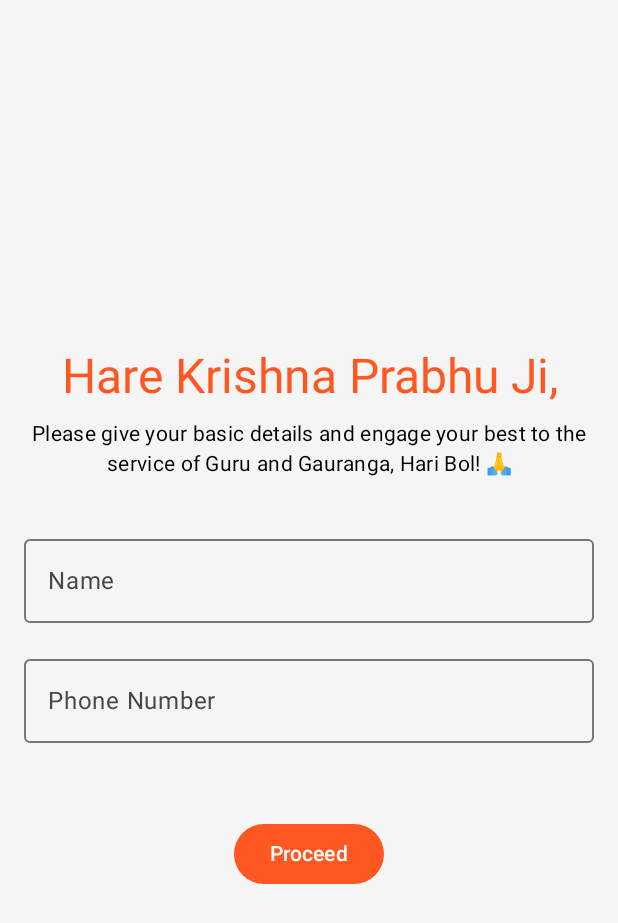
After one commit to badallogical/otp-class, an Android app built with Jetpack Compose: the WelcomeScreen screen opened through its navigation route, on a phone screen of 412 x 824 dp. The commit adds this screen. Shown: the top 923 px of the screen. Run offline under Robolectric (Android 15) with nearby library versions, the phone set to English and light mode, and no system bars.

```diff
--- a/app/build.gradle.kts
+++ b/app/build.gradle.kts
@@ -43,7 +43,7 @@ android {
         compose = true
     }
     composeOptions {
-        kotlinCompilerExtensionVersion = "1.5.1"
+        kotlinCompilerExtensionVersion = "1.5.13"
     }
     packaging {
         resources {
--- a/app/src/main/java/com/example/otp_class_app/MainActivity.kt
+++ b/app/src/main/java/com/example/otp_class_app/MainActivity.kt
@@ -41,12 +41,16 @@ import com.example.otp_class_app.ui.reporting.ReportingScreen
 import com.example.otp_class_app.ui.screens.AttendanceScreen
 import com.example.otp_class_app.ui.theme.Otp_class_appTheme
 import androidx.compose.runtime.LaunchedEffect
+import androidx.compose.runtime.MutableState
+import com.example.otp_class_app.data.api.AttendanceDataStore.getUserData
 import com.example.otp_class_app.data.models.ReportDTO
 import com.example.otp_class_app.screens.StudentFormScreen
+import com.example.otp_class_app.ui.dashboard.WelcomeScreen
 import com.example.otp_class_app.ui.registeration.RegistrationScreen
 import com.example.otp_class_app.ui.registeration.CallingListScreen
 import com.example.otp_class_app.ui.reporting.EditReportScreen
 import com.google.gson.Gson
+import kotlinx.coroutines.flow.first
 
 
 class MainActivity : ComponentActivity() {
@@ -72,15 +76,25 @@ fun MainNavHost(navController: NavHostController = rememberNavController()) {
     val context = LocalContext.current
     var isConnected by remember { mutableStateOf(checkInternetConnection(context)) }
 
+    var startDestination by remember { mutableStateOf("welcome") } // Default to welcome
+    var isUserRegistered by remember { mutableStateOf(false)}
+
     // Use LaunchedEffect to check for internet connectivity when the screen is opened
     LaunchedEffect(Unit) {
+
         isConnected = checkInternetConnection(context)
+        val isRegistered = checkIfUserIsRegistered() // Call your function to check registration
+        startDestination = if (isRegistered) "dashboard" else "welcome"
+        isUserRegistered = true
     }
 
+
+    if( isUserRegistered ) {
         if (isConnected) {
             // Show the main content if connected
-        NavHost(navController = navController, startDestination = "dashboard") {
+            NavHost(navController = navController, startDestination = startDestination) {
                 composable("dashboard") { DashboardScreen(navController) }
+                composable("welcome") { WelcomeScreen(navController) }
                 composable("registration") { RegistrationScreen(navController) }
                 composable("attendance") { AttendanceScreen(navController) }
                 composable("reporting") { ReportingScreen(context, navController) }
@@ -103,8 +117,22 @@ fun MainNavHost(navController: NavHostController = rememberNavController()) {
             // Show NoInternetScreen if not connected
             NoInternetScreen(onRetry = {
                 // Retry connection when the refresh icon is clicked
-            isConnected = checkInternetConnection(context)
+                isConnected = MyApplication.checkInternetConnection()
             })
+        }
+    }
+}
+
+suspend fun checkIfUserIsRegistered(): Boolean {
+   return getUserData().first().let { (name, phone) ->
+        if (name != null && phone != null) {
+            // User is registered
+            true
+        } else {
+            // Handle the case where no user data is found
+            println("User data not found in DataStore.")
+            false
+        }
     }
 }
 
--- a/app/src/main/java/com/example/otp_class_app/data/api/AttendanceDataStore.kt
+++ b/app/src/main/java/com/example/otp_class_app/data/api/AttendanceDataStore.kt
@@ -17,6 +17,10 @@ object AttendanceDataStore {
 
     private val Context.dataStore: DataStore<Preferences> by preferencesDataStore(name = "attendance")
     private val context: Context by lazy { MyApplication.applicationContext() }
+
+    // Define keys for storing user data
+    private val NAME_KEY = stringPreferencesKey("user_name")
+    private val PHONE_KEY = stringPreferencesKey("user_phone")
 
     // Define a key for your attendance map (using JSON String representation)
     private val ATTENDANCE_KEY = stringPreferencesKey("attendance_map")
@@ -99,4 +103,29 @@ object AttendanceDataStore {
         }
     }
 
+    // Function to save name and phone to DataStore
+    suspend fun saveUserData(name: String, phone: String) {
+        context.dataStore.edit { preferences ->
+            preferences[NAME_KEY] = name
+            preferences[PHONE_KEY] = phone
+        }
+    }
+
+    // Function to retrieve name and phone from DataStore
+    fun getUserData(): Flow<Pair<String?, String?>> {
+        return context.dataStore.data.map { preferences ->
+            val name = preferences[NAME_KEY]
+            val phone = preferences[PHONE_KEY]
+            Pair(name, phone)
+        }
+    }
+
+    // Function to clear user data
+    suspend fun clearUserData() {
+        context.dataStore.edit { preferences ->
+            preferences.remove(NAME_KEY)
+            preferences.remove(PHONE_KEY)
+        }
+    }
+
 }
--- a/app/src/main/java/com/example/otp_class_app/data/local/db/StudentDatabase.kt
+++ b/app/src/main/java/com/example/otp_class_app/data/local/db/StudentDatabase.kt
@@ -4,13 +4,17 @@ import android.content.Context
 import androidx.room.Database
 import androidx.room.Room
 import androidx.room.RoomDatabase
+import com.example.otp_class_app.data.local.db.dao.CallingReportDao
 import com.example.otp_class_app.data.local.db.dao.StudentDao
+import com.example.otp_class_app.data.models.CallingReportPOJO
 import com.example.otp_class_app.data.models.StudentDTO
 
-@Database(entities = [StudentDTO::class], version = 1)
+@Database(entities = [StudentDTO::class, CallingReportPOJO::class], version = 1)
 abstract class StudentDatabase : RoomDatabase(){
     // to get dao
     abstract fun getStudentDao(): StudentDao
+
+    abstract fun getCallingReportDao(): CallingReportDao
 
     companion object{
         @Volatile
--- a/app/src/main/java/com/example/otp_class_app/data/local/db/dao/StudentDao.kt
+++ b/app/src/main/java/com/example/otp_class_app/data/local/db/dao/StudentDao.kt
@@ -10,8 +10,10 @@ import com.example.otp_class_app.data.models.StudentPOJO
 
 @Dao
 interface StudentDao {
+
     @Insert(onConflict = OnConflictStrategy.REPLACE)
     suspend fun insert(student: StudentDTO)
+
 
     @Query("""
         SELECT
--- a/app/src/main/java/com/example/otp_class_app/ui/attendance/AttendanceScreen.kt
+++ b/app/src/main/java/com/example/otp_class_app/ui/attendance/AttendanceScreen.kt
@@ -59,7 +59,7 @@ import kotlinx.coroutines.withContext
 
 @RequiresApi(Build.VERSION_CODES.O)
 @Composable
-fun AttendanceScreen(navController: NavController,viewModel: AttendanceViewModel = viewModel() ) {
+fun AttendanceScreen(navController: NavController,viewModel: AttendanceViewModel = viewModel(factory = AttendanceViewModel.Factory) ) {
 
     val uiState by viewModel.uiState.collectAsState()
 
--- /dev/null
+++ b/app/src/main/java/com/example/otp_class_app/ui/dashboard/WelcomeScreen.kt
@@ -0,0 +1,129 @@
+package com.example.otp_class_app.ui.dashboard
+
+import androidx.compose.foundation.background
+import androidx.compose.foundation.layout.Arrangement
+import androidx.compose.foundation.layout.Column
+import androidx.compose.foundation.layout.Spacer
+import androidx.compose.foundation.layout.fillMaxSize
+import androidx.compose.foundation.layout.fillMaxWidth
+import androidx.compose.foundation.layout.height
+import androidx.compose.foundation.layout.padding
+import androidx.compose.foundation.layout.width
+import androidx.compose.foundation.text.KeyboardOptions
+import androidx.compose.material3.Button
+import androidx.compose.material3.MaterialTheme
+import androidx.compose.material3.OutlinedTextField
+import androidx.compose.material3.OutlinedTextFieldDefaults
+import androidx.compose.material3.Text
+import androidx.compose.material3.TextFieldDefaults
+import androidx.compose.runtime.Composable
+import androidx.compose.runtime.getValue
+import androidx.compose.runtime.mutableStateOf
+import androidx.compose.runtime.remember
+import androidx.compose.runtime.setValue
+import androidx.compose.ui.Alignment
+import androidx.compose.ui.Modifier
+import androidx.compose.ui.text.input.KeyboardType
+import androidx.compose.ui.text.style.TextAlign
+import androidx.compose.ui.tooling.preview.Preview
+import androidx.compose.ui.unit.dp
+import androidx.navigation.NavController
+import androidx.navigation.compose.rememberNavController
+import com.example.otp_class_app.data.api.AttendanceDataStore
+import kotlinx.coroutines.CoroutineScope
+import kotlinx.coroutines.Dispatchers
+import kotlinx.coroutines.launch
+import kotlinx.coroutines.withContext
+
+@Composable
+fun WelcomeScreen(navController: NavController) {
+    // State variables for the text fields
+    var name by remember { mutableStateOf("") }
+    var phone by remember { mutableStateOf("") }
+
+    // Background color and padding
+    Column(
+        modifier = Modifier
+            .fillMaxSize()
+            .padding(16.dp)
+            .background(MaterialTheme.colorScheme.background),
+        verticalArrangement = Arrangement.Center,
+        horizontalAlignment = Alignment.CenterHorizontally
+    ) {
+        // Main Heading
+        Text(
+            text = "Hare Krishna Prabhu Ji,",
+            style = MaterialTheme.typography.headlineLarge,
+            color = MaterialTheme.colorScheme.primary,
+            textAlign = TextAlign.Center,
+            modifier = Modifier.padding(bottom = 8.dp)
+        )
+
+        // Subheading
+        Text(
+            text = "Please give your basic details and engage your best to the service of Guru and Gauranga, Hari Bol! 🙏",
+            style = MaterialTheme.typography.bodyMedium,
+            textAlign = TextAlign.Center,
+            modifier = Modifier.padding(bottom = 32.dp)
+        )
+
+        // Name TextField
+        OutlinedTextField(
+            value = name,
+            onValueChange = { name = it },
+            label = { Text("Name") },
+            modifier = Modifier.fillMaxWidth(),
+            singleLine = true,
+            colors = OutlinedTextFieldDefaults.colors(
+                focusedContainerColor = MaterialTheme.colorScheme.surfaceVariant,
+                focusedTextColor = MaterialTheme.colorScheme.onSurface,
+                unfocusedTextColor = MaterialTheme.colorScheme.onSurfaceVariant
+            )
+        )
+
+        Spacer(modifier = Modifier.height(16.dp))
+
+        // Phone TextField
+        OutlinedTextField(
+            value = phone,
+            onValueChange = { phone = it },
+            label = { Text("Phone Number") },
+            modifier = Modifier.fillMaxWidth(),
+            singleLine = true,
+            keyboardOptions = KeyboardOptions(keyboardType = KeyboardType.Phone),
+            colors = OutlinedTextFieldDefaults.colors(
+                focusedContainerColor = MaterialTheme.colorScheme.surfaceVariant,
+                focusedTextColor = MaterialTheme.colorScheme.onSurface,
+                unfocusedTextColor = MaterialTheme.colorScheme.onSurfaceVariant
+            )
+        )
+
+        Spacer(modifier = Modifier.height(50.dp))
+
+        // Proceed Button
+        Button(
+            onClick = {
+                if (name.isNotBlank() && phone.isNotBlank()) {
+                    // Call the method to save to DataStore
+                    CoroutineScope(Dispatchers.IO).launch {
+                        AttendanceDataStore.saveUserData(name, phone)
+
+                        // Navigate to the dashboard on the main thread
+                        withContext(Dispatchers.Main) {
+                            navController.navigate("dashboard") // Navigate to the dashboard
+                        }
+                    }
+                }
+            },
+            modifier = Modifier.width(100.dp)
+        ) {
+            Text("Proceed")
+        }
+    }
+}
+
+@Preview
+@Composable
+fun WelcomePreview(){
+    WelcomeScreen(rememberNavController())
+}
--- a/app/src/main/java/com/example/otp_class_app/ui/registeration/StudentRegForm.kt
+++ b/app/src/main/java/com/example/otp_class_app/ui/registeration/StudentRegForm.kt
@@ -308,7 +308,8 @@ fun StudentFormScreen() {
                         batch,
                         profession,
                         address,
-                        currentDate
+                        currentDate,
+                        "NA"
                     )
                     CoroutineScope(Dispatchers.Main).launch {
                         response = ApiService.registerStudent(student, updated)
--- a/gradle/libs.versions.toml
+++ b/gradle/libs.versions.toml
@@ -1,7 +1,7 @@
 [versions]
 agp = "8.5.0"
 gson = "2.8.9"
-kotlin = "1.9.0"
+kotlin = "1.9.23"
 coreKtx = "1.10.1"
 junit = "4.13.2"
 junitVersion = "1.1.5"
```
Also changed, not shown: app/src/main/java/com/example/otp_class_app/MyApplication.kt (+14 -0 lines), app/src/main/java/com/example/otp_class_app/data/api/ApiService.kt (+8 -7 lines), app/src/main/java/com/example/otp_class_app/data/local/db/dao/CallingReportDao.kt (+10 -0 lines), app/src/main/java/com/example/otp_class_app/data/local/repos/CallingReportRepository.kt (+20 -2 lines), app/src/main/java/com/example/otp_class_app/data/local/repos/RepoContainer.kt (+13 -1 lines), app/src/main/java/com/example/otp_class_app/data/local/repos/StudentRepository.kt (+90 -4 lines), app/src/main/java/com/example/otp_class_app/data/models/StudentDTO.kt (+7 -2 lines), app/src/main/java/com/example/otp_class_app/ui/attendance/AttendanceViewModel.kt (+28 -8 lines), app/src/main/java/com/example/otp_class_app/ui/dashboard/DashboardScreen.kt (+7 -5 lines). Lines whose indentation alone changed are shown as unchanged.
